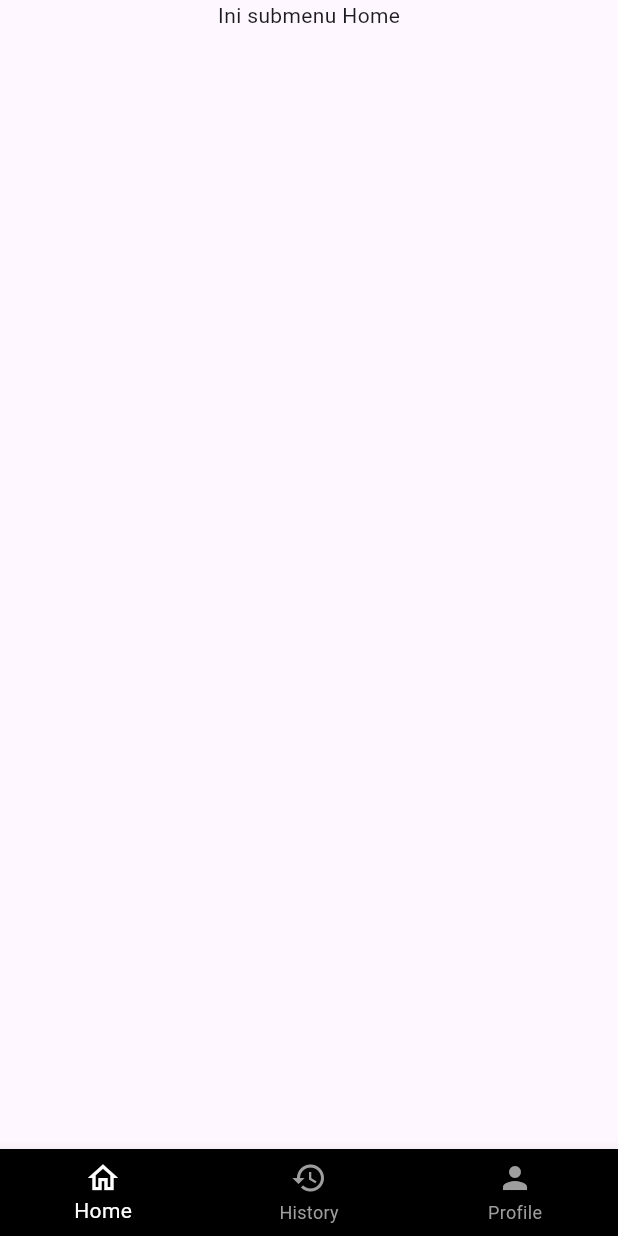
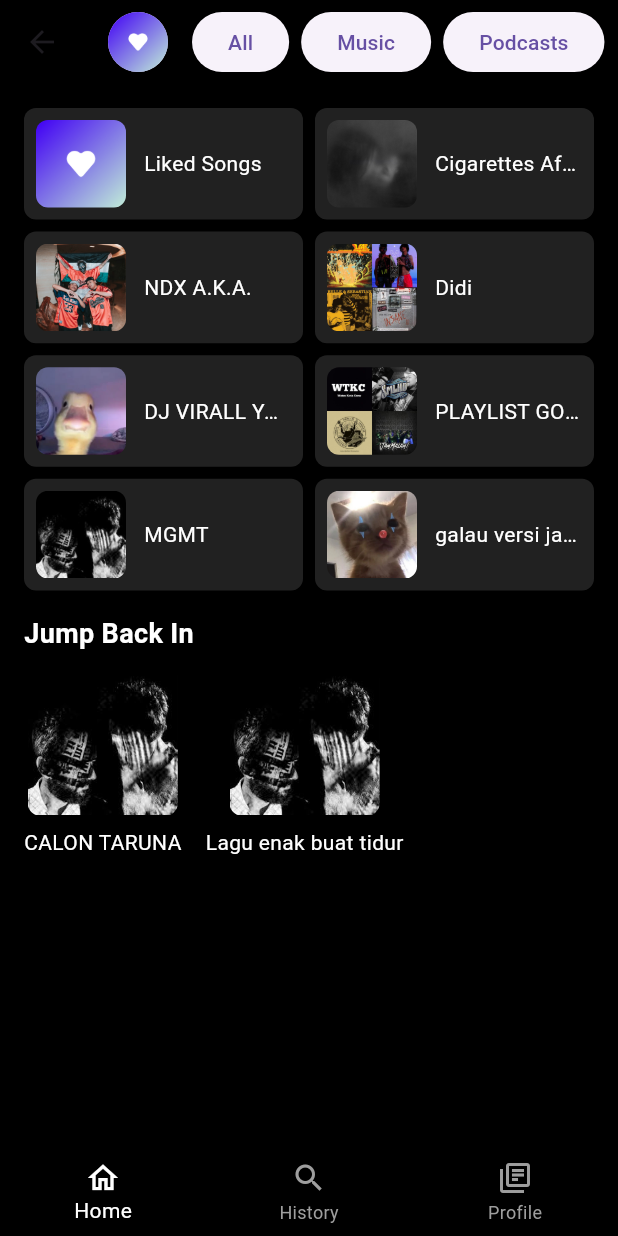
Before and after one commit to Pajrialfikri/spotify-project, a Flutter app: the HomePage screen opened by its route, on a phone screen of 412 x 824 dp. Run offline on Flutter 3.47's test engine with Material 3 defaults, Android fonts, the phone set to English and light mode, and no system bars; our stand-ins replace get.

Commit message:
[p] Feat HomePage

```diff
--- a/lib/main.dart
+++ b/lib/main.dart
@@ -11,7 +11,6 @@ void main() {
 class MyApp extends StatelessWidget {
   const MyApp({super.key});
 
-  // This widget is the root of your application.
   @override
   Widget build(BuildContext context) {
     return GetMaterialApp(
--- a/lib/pages/home_page.dart
+++ b/lib/pages/home_page.dart
@@ -10,25 +10,24 @@ class HomePage extends StatelessWidget {
 
   @override
   Widget build(BuildContext context) {
-    // Connect UI to controller
     final BottomNavController bottomNavController = Get.put(BottomNavController());
 
     final List<Widget> menus = [Home(), History(), Profile()];
 
     return Obx(() {
       return Scaffold(
-        backgroundColor: Colors.black,  // Set the background color to black
+        backgroundColor: Colors.black,
         body: menus[bottomNavController.selectedIndex.value],
         bottomNavigationBar: BottomNavigationBar(
-          backgroundColor: Colors.black, // Set the background color to black for the BottomNavigationBar
-          selectedItemColor: Colors.white, // Change the color of selected item
-          unselectedItemColor: Colors.grey, // Change the color of unselected items
+          backgroundColor: Colors.black,
+          selectedItemColor: Colors.white,
+          unselectedItemColor: Colors.grey,
           currentIndex: bottomNavController.selectedIndex.value,
           onTap: bottomNavController.changeIndexMenu,
           items: const [
             BottomNavigationBarItem(icon: Icon(Icons.home_outlined), label: "Home"),
-            BottomNavigationBarItem(icon: Icon(Icons.history_outlined), label: "History"),
-            BottomNavigationBarItem(icon: Icon(Icons.person), label: "Profile"),
+            BottomNavigationBarItem(icon: Icon(Icons.search), label: "History"),
+            BottomNavigationBarItem(icon: Icon(Icons.library_books_outlined), label: "Profile"),
           ],
         ),
       );
--- a/lib/pages/menu/home.dart
+++ b/lib/pages/menu/home.dart
@@ -1,4 +1,7 @@
 import 'package:flutter/material.dart';
+import 'package:spotify_project/widgets/filter_buttons.dart';
+import 'package:spotify_project/widgets/playlist_tile.dart';
+import 'package:spotify_project/widgets/jump_back_in_tile.dart';
 
 class Home extends StatelessWidget {
   const Home({super.key});
@@ -6,14 +9,70 @@ class Home extends StatelessWidget {
   @override
   Widget build(BuildContext context) {
     return Scaffold(
-      body: Center(
-        child: Container(
-            child:Column(
+      backgroundColor: Colors.black,
+      appBar: AppBar(
+        elevation: 0,
+        backgroundColor: Colors.black,
+        title: Row(
+          children: [
+            CircleAvatar(
+              backgroundImage: AssetImage('assets/images/liked_song.png'),
+            ),
+            SizedBox(width: 16),
+            FilterButtons(),
+          ],
+        ),
+      ),
+      body: Padding(
+        padding: const EdgeInsets.all(16.0),
+        child: Column(
+          crossAxisAlignment: CrossAxisAlignment.start,
+          children: [
+            GridView.count(
+              shrinkWrap: true,
+              crossAxisCount: 2,
+              crossAxisSpacing: 8,
+              mainAxisSpacing: 8,
+              childAspectRatio: 2.5,
               children: [
-                Text("Ini submenu Home"),
+                PlaylistTile(title: 'Liked Songs', imagePath: 'assets/images/liked_song.png'),
+                PlaylistTile(title: 'Cigarettes After Sex', imagePath: 'assets/images/cigarettes_after_sex.jpeg'),
+                PlaylistTile(title: 'NDX A.K.A.', imagePath: 'assets/images/ndx_aka.jpeg'),
+                PlaylistTile(title: 'Didi', imagePath: 'assets/images/didi.jpeg'),
+                PlaylistTile(title: 'DJ VIRALL YANGG ASIKKK ASIKK', imagePath: 'assets/images/dj_virall.jpeg'),
+                PlaylistTile(title: 'PLAYLIST GONDES', imagePath: 'assets/images/playlist_gondes.jpeg'),
+                PlaylistTile(title: 'MGMT', imagePath: 'assets/images/mgmt.jpeg'),
+                PlaylistTile(title: 'galau versi jawa', imagePath: 'assets/images/galau_versi_jawa.jpeg'),
               ],
-            )
+            ),
+            SizedBox(height: 16),
+            Text(
+              'Jump Back In',
+              style: TextStyle(color: Colors.white, fontSize: 18, fontWeight: FontWeight.bold),
+            ),
+            SizedBox(height: 8),
+            SizedBox(
+              height: 150,
+              child: SingleChildScrollView(
+                scrollDirection: Axis.horizontal,
+                child: Row(
+                  children: [
+                    JumpBackInTile(
+                      title: 'CALON TARUNA',
+                      imagePath: 'assets/images/mgmt.jpeg',
+                    ),
+                    SizedBox(width: 16),
+                    JumpBackInTile(
+                      title: 'Lagu enak buat tidur',
+                      imagePath: 'assets/images/mgmt.jpeg',
+                    ),
+                  ],
+                ),
+              ),
+            ),
+          ],
         ),
       ),
     );
-}}
+  }
+}
--- /dev/null
+++ b/lib/widgets/filter_buttons.dart
@@ -0,0 +1,27 @@
+import 'package:flutter/material.dart';
+
+class FilterButtons extends StatelessWidget {
+  const FilterButtons({Key? key}) : super(key: key);
+
+  @override
+  Widget build(BuildContext context) {
+    return Row(
+      children: [
+        ElevatedButton(
+          onPressed: () {},
+          child: Text('All'),
+        ),
+        SizedBox(width: 8),
+        ElevatedButton(
+          onPressed: () {},
+          child: Text('Music'),
+        ),
+        SizedBox(width: 8),
+        ElevatedButton(
+          onPressed: () {},
+          child: Text('Podcasts'),
+        ),
+      ],
+    );
+  }
+}
--- /dev/null
+++ b/lib/widgets/jump_back_in_tile.dart
@@ -0,0 +1,32 @@
+import 'package:flutter/material.dart';
+
+class JumpBackInTile extends StatelessWidget {
+  final String title;
+  final String imagePath;
+
+  const JumpBackInTile({required this.title, required this.imagePath, Key? key}) : super(key: key);
+
+  @override
+  Widget build(BuildContext context) {
+    return Column(
+      children: [
+        ClipRRect(
+          borderRadius: BorderRadius.circular(8.0),
+          child: Image.asset(
+            imagePath,
+            width: 100,
+            height: 100,
+            fit: BoxFit.cover,
+          ),
+        ),
+        SizedBox(height: 8),
+        Text(
+          title,
+          style: TextStyle(color: Colors.white, fontSize: 14),
+          maxLines: 2,
+          overflow: TextOverflow.ellipsis,
+        ),
+      ],
+    );
+  }
+}
--- /dev/null
+++ b/lib/widgets/playlist_tile.dart
@@ -0,0 +1,40 @@
+import 'package:flutter/material.dart';
+
+class PlaylistTile extends StatelessWidget {
+  final String title;
+  final String imagePath;
+
+  PlaylistTile({required this.title, required this.imagePath});
+
+  @override
+  Widget build(BuildContext context) {
+    return Container(
+      padding: EdgeInsets.all(8),
+      decoration: BoxDecoration(
+        color: Colors.grey[900],
+        borderRadius: BorderRadius.circular(8),
+      ),
+      child: Row(
+        children: [
+          ClipRRect(
+            borderRadius: BorderRadius.circular(8),
+            child: Image.asset(
+              imagePath,
+              width: 60,
+              height: 60,
+              fit: BoxFit.cover,
+            ),
+          ),
+          SizedBox(width: 12),
+          Expanded(
+            child: Text(
+              title,
+              style: TextStyle(color: Colors.white),
+              overflow: TextOverflow.ellipsis,
+            ),
+          ),
+        ],
+      ),
+    );
+  }
+}
--- /dev/null
+++ b/lib/widgets/playlist_tile_horizontal.dart
@@ -0,0 +1,39 @@
+import 'package:flutter/material.dart';
+
+class PlaylistTileHorizontal extends StatelessWidget {
+  final String title;
+  final String imagePath;
+
+  const PlaylistTileHorizontal({required this.title, required this.imagePath, Key? key}) : super(key: key);
+
+  @override
+  Widget build(BuildContext context) {
+    return Container(
+      padding: const EdgeInsets.all(8.0),
+      decoration: BoxDecoration(
+        color: Colors.grey[900],
+        borderRadius: BorderRadius.circular(8.0),
+      ),
+      child: Row(
+        children: [
+          ClipRRect(
+            borderRadius: BorderRadius.circular(8.0),
+            child: Image.asset(
+              imagePath,
+              width: 50,
+              height: 50,
+              fit: BoxFit.cover,
+            ),
+          ),
+          SizedBox(width: 16),
+          Expanded(
+            child: Text(
+              title,
+              style: TextStyle(color: Colors.white, fontSize: 16, fontWeight: FontWeight.bold),
+            ),
+          ),
+        ],
+      ),
+    );
+  }
+}
```
Also changed, not shown: pubspec.yaml (+10 -0 lines), assets/images/cigarettes_after_sex.jpeg (added), assets/images/didi.jpeg (added), assets/images/dj_virall.jpeg (added), assets/images/galau_versi_jawa.jpeg (added), assets/images/liked_song.png (added), assets/images/mgmt.jpeg (added), assets/images/ndx_aka.jpeg (added), assets/images/playlist_gondes.jpeg (added).
